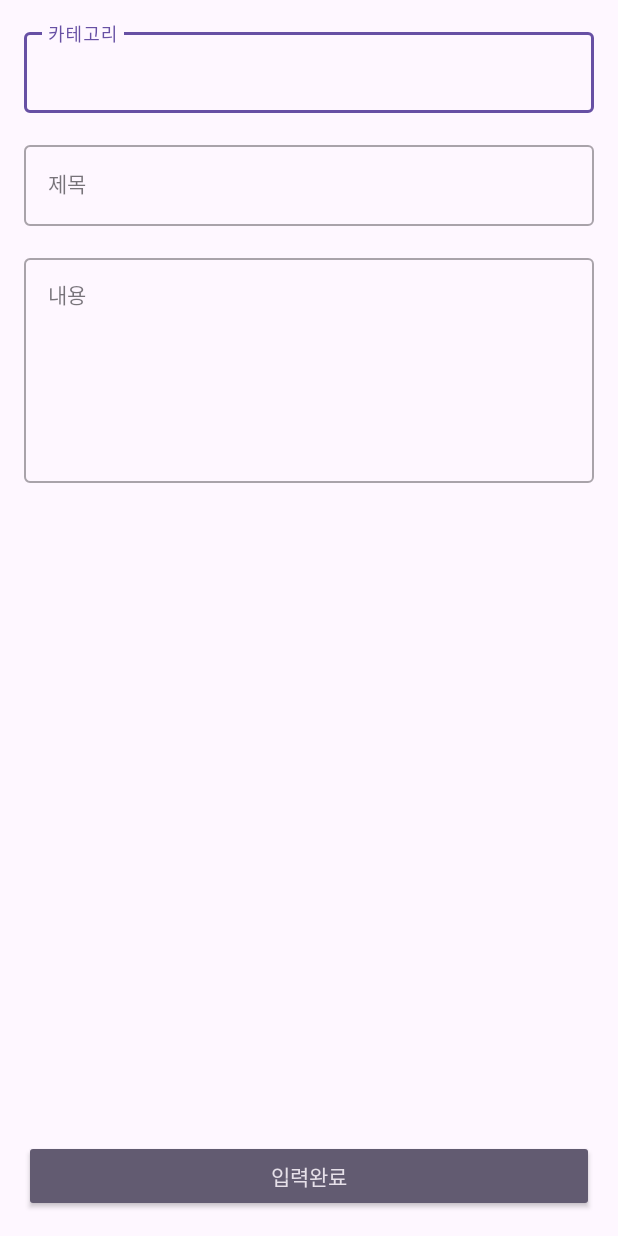
After one commit to mrohseungjun/BlindeApp, an Android app: the InputActivity screen opened directly, with no data from a screen before it, on a phone screen of 412 x 824 dp. The commit adds this screen. Run offline under Robolectric (Android 15) with nearby library versions, the phone set to English and light mode, and no system bars; our stand-ins replace Dagger/Hilt's generated code, data binding.

Commit message:
feat : 블라인드 글 저장하기, 수정하기 삭제하기

```diff
--- a/app/build.gradle
+++ b/app/build.gradle
@@ -7,12 +7,12 @@ plugins {
 
 android {
     namespace 'com.example.blindeapp'
-    compileSdk 33
+    compileSdk 34
 
     defaultConfig {
         applicationId "com.example.blindeapp"
         minSdk 28
-        targetSdk 33
+        targetSdk 34
         versionCode 1
         versionName "1.0"
 
@@ -56,7 +56,7 @@ dependencies {
 
     def room_version = "2.5.0"
     implementation "androidx.room:room-ktx:$room_version"
-    implementation "androidx.room:room-runtume:$room_version"
+    implementation "androidx.room:room-runtime:$room_version"
     annotationProcessor "androidx.room:room-compiler:$room_version"
     kapt "androidx.room:room-compiler:$room_version"
 
--- a/app/src/main/AndroidManifest.xml
+++ b/app/src/main/AndroidManifest.xml
@@ -2,6 +2,7 @@
 <manifest xmlns:android="http://schemas.android.com/apk/res/android"
     xmlns:tools="http://schemas.android.com/tools">
 
+    <uses-permission android:name="android.permission.INTERNET" />
     <application
         android:name=".HiltApplication"
         android:allowBackup="true"
@@ -12,6 +13,7 @@
         android:roundIcon="@mipmap/ic_launcher_round"
         android:supportsRtl="true"
         android:theme="@style/Theme.BlindeApp"
+        android:usesCleartextTraffic="true"
         tools:targetApi="31">
         <activity
             android:name=".presenter.ui.MainActivity"
@@ -22,6 +24,9 @@
                 <category android:name="android.intent.category.LAUNCHER" />
             </intent-filter>
         </activity>
+        <activity
+            android:name="com.example.blindeapp.presenter.ui.InputActivity"
+            android:windowSoftInputMode="adjustResize" />
     </application>
 
 </manifest>
--- a/app/src/main/java/com/example/blindeapp/di/RetrofitModule.kt
+++ b/app/src/main/java/com/example/blindeapp/di/RetrofitModule.kt
@@ -47,7 +47,7 @@ object RetrofitModule {
         gsonConverterFactory: GsonConverterFactory
     ): Retrofit {
         return Retrofit.Builder()
-            .baseUrl("http://192.168.31.16.3030/api/v1/fastcampus/chapter8")
+            .baseUrl("http://192.168.31.16:3030/api/v1/fastcampus/chapter8/")
             .addConverterFactory(gsonConverterFactory)
             .client(client.build())
             .build()
--- a/app/src/main/java/com/example/blindeapp/domain/model/Content.kt
+++ b/app/src/main/java/com/example/blindeapp/domain/model/Content.kt
@@ -11,5 +11,5 @@ data class Content(
     val createdDate: Date = Date(),
     val likeCount: Int = 0,
     val commentCount: Int = 0,
-    val viewCount: Int? = null
+    val viewCount: Int = 0,
 ) : Serializable
--- /dev/null
+++ b/app/src/main/java/com/example/blindeapp/domain/repository/ContentRepository.kt
@@ -0,0 +1,14 @@
+package com.example.blindeapp.domain.repository
+
+import com.example.blindeapp.domain.model.Content
+import kotlinx.coroutines.flow.Flow
+
+interface ContentRepository {
+
+    fun loadList() : Flow<List<Content>>
+    suspend fun save(item: Content) : Boolean
+
+    suspend fun update(item: Content) : Boolean
+
+    suspend fun delete(item: Content) : Boolean
+}
--- /dev/null
+++ b/app/src/main/java/com/example/blindeapp/domain/usecase/ContentUseCase.kt
@@ -0,0 +1,13 @@
+package com.example.blindeapp.domain.usecase
+
+import com.example.blindeapp.domain.model.Content
+import com.example.blindeapp.domain.repository.ContentRepository
+import javax.inject.Inject
+
+class ContentUseCase @Inject constructor(private val contentRepository: ContentRepository) {
+
+    fun loadList() = contentRepository.loadList()
+    suspend fun save(item:Content) = contentRepository.save(item)
+
+    suspend fun delete(item: Content) = contentRepository.delete(item)
+}
--- /dev/null
+++ b/app/src/main/java/com/example/blindeapp/presenter/ui/InputActivity.kt
@@ -0,0 +1,64 @@
+package com.example.blindeapp.presenter.ui
+
+import android.content.Context
+import android.content.Intent
+import android.os.Bundle
+import android.util.Log
+import android.widget.Toast
+import androidx.activity.viewModels
+import androidx.appcompat.app.AppCompatActivity
+import com.example.blindeapp.databinding.ActivityInputBinding
+import com.example.blindeapp.domain.model.Content
+import com.example.blindeapp.presenter.viewmodel.InputViewModel
+import dagger.hilt.android.AndroidEntryPoint
+
+
+@AndroidEntryPoint
+class InputActivity : AppCompatActivity() {
+
+    private lateinit var binding: ActivityInputBinding
+
+    private val viewModel: InputViewModel by viewModels()
+
+    override fun onCreate(savedInstanceState: Bundle?) {
+        super.onCreate(savedInstanceState)
+        binding = ActivityInputBinding.inflate(layoutInflater).apply {
+            setContentView(root)
+            lifecycleOwner = this@InputActivity
+            viewModel = this@InputActivity.viewModel
+        }
+        supportActionBar?.setDisplayHomeAsUpEnabled(true)
+
+        (intent.getSerializableExtra(ITEM) as? Content)?.let {
+            viewModel.initData(it)
+        }
+
+        observeViewModel()
+    }
+
+    override fun onSupportNavigateUp(): Boolean {
+        finish()
+        return true
+    }
+
+    private fun observeViewModel() {
+        viewModel.doneEvent.observe(this) {
+            Toast.makeText(this, it.second, Toast.LENGTH_SHORT).show()
+            if (it.first) {
+                finish()
+            }
+        }
+    }
+
+    companion object {
+        private const val ITEM = "item"
+
+        fun start(context: Context, item: Content? = null) {
+            Intent(context, InputActivity::class.java).apply  {
+                putExtra(ITEM, item)
+            }.run {
+                context.startActivity(this)
+            }
+        }
+    }
+}
--- /dev/null
+++ b/app/src/main/java/com/example/blindeapp/presenter/viewmodel/InputViewModel.kt
@@ -0,0 +1,58 @@
+package com.example.blindeapp.presenter.viewmodel
+
+import android.util.Log
+import androidx.lifecycle.LiveData
+import androidx.lifecycle.MutableLiveData
+import androidx.lifecycle.ViewModel
+import androidx.lifecycle.viewModelScope
+import com.example.blindeapp.domain.model.Content
+import com.example.blindeapp.domain.usecase.ContentUseCase
+import dagger.hilt.android.lifecycle.HiltViewModel
+import kotlinx.coroutines.Dispatchers
+import kotlinx.coroutines.launch
+import javax.inject.Inject
+
+@HiltViewModel
+class InputViewModel @Inject constructor(
+    private val contentUseCase: ContentUseCase
+) : ViewModel() {
+
+    private val _doneEvent = MutableLiveData<Pair<Boolean, String>>()
+    val doneEvent: LiveData<Pair<Boolean, String>> = _doneEvent
+
+    var category = MutableLiveData("")
+    var title = MutableLiveData("")
+    var content = MutableLiveData("")
+    private var item: Content? = null
+
+    fun initData(item: Content) {
+        this.item = item
+        category.value = item.category
+        title.value = item.title
+        content.value = item.content
+    }
+
+    fun insertData() {
+        val categoryValue = category.value
+        val titleValue = title.value
+        val contentValue = content.value
+        if (categoryValue.isNullOrBlank() ||
+            titleValue.isNullOrBlank() ||
+            contentValue.isNullOrBlank()
+        ) {
+            _doneEvent.value = Pair(false, "모든 항목을 입력하셔야 합니다.")
+            return
+        }
+        viewModelScope.launch(Dispatchers.IO) {
+            contentUseCase.save(
+                item?.copy(
+                    category = categoryValue,
+                    title = titleValue,
+                    content = contentValue,
+                ) ?: Content(category = categoryValue, title = titleValue, content = contentValue)
+            ).also {
+                _doneEvent.postValue(Pair(true, if (it as Boolean) "완료!" else "저장 할 수 없습니다."))
+            }
+        }
+    }
+}
--- a/app/src/main/java/com/example/blindeapp/util/DateUtil.kt
+++ b/app/src/main/java/com/example/blindeapp/util/DateUtil.kt
@@ -7,7 +7,7 @@ object DateUtil {
 
     val yyyy_MM_dd = SimpleDateFormat("yyyy.MM.dd")
     val dbDateFormat = SimpleDateFormat("yyyy-MM-dd'T'HH:mm:ss'Z'")
-    val serverDateFormat = SimpleDateFormat("yyyy-MM=dd'T'HH:mm:ss.SSS")
+    val serverDateFormat = SimpleDateFormat("yyyy-MM-dd'T'HH:mm:ss.SSS")
 
     fun convertPrintDateString(date: Date? = Date()) = yyyy_MM_dd.format(date)
 }
--- /dev/null
+++ b/app/src/main/res/layout/activity_input.xml
@@ -0,0 +1,102 @@
+<?xml version="1.0" encoding="utf-8"?>
+<layout xmlns:android="http://schemas.android.com/apk/res/android"
+    xmlns:app="http://schemas.android.com/apk/res-auto">
+
+    <data>
+
+        <variable
+            name="viewModel"
+            type="com.example.blindeapp.presenter.viewmodel.InputViewModel" />
+
+    </data>
+
+    <androidx.constraintlayout.widget.ConstraintLayout
+        android:layout_width="match_parent"
+        android:layout_height="match_parent"
+        android:padding="@dimen/padding">
+
+        <com.google.android.material.textfield.TextInputLayout
+            android:id="@+id/categoryTextLayoutInput"
+            style="@style/Widget.MaterialComponents.TextInputLayout.OutlinedBox"
+            android:layout_width="0dp"
+            android:layout_height="wrap_content"
+            app:layout_constraintEnd_toEndOf="parent"
+            app:layout_constraintStart_toStartOf="parent"
+            app:layout_constraintTop_toTopOf="parent">
+
+            <com.google.android.material.textfield.TextInputEditText
+                android:id="@+id/categoryEdit"
+                android:layout_width="match_parent"
+                android:layout_height="match_parent"
+                android:hint="카테고리"
+                android:imeOptions="actionNext"
+                android:inputType="text"
+                android:text="@={viewModel.category}"
+                android:textAppearance="@style/TextAppearance.App">
+
+                <requestFocus />
+            </com.google.android.material.textfield.TextInputEditText>
+        </com.google.android.material.textfield.TextInputLayout>
+
+        <com.google.android.material.textfield.TextInputLayout
+            android:id="@+id/titleTextLayoutInput"
+            style="@style/Widget.MaterialComponents.TextInputLayout.OutlinedBox"
+            android:layout_width="0dp"
+            android:layout_height="wrap_content"
+            android:layout_marginTop="@dimen/margin"
+            app:layout_constraintEnd_toEndOf="parent"
+            app:layout_constraintStart_toStartOf="parent"
+            app:layout_constraintTop_toBottomOf="@+id/categoryTextLayoutInput">
+
+            <com.google.android.material.textfield.TextInputEditText
+                android:id="@+id/titleEdit"
+                android:layout_width="match_parent"
+                android:layout_height="match_parent"
+                android:hint="제목"
+                android:imeOptions="actionNext"
+                android:inputType="text"
+
+                android:text="@={viewModel.title}"
+                android:textAppearance="@style/TextAppearance.App" />
+        </com.google.android.material.textfield.TextInputLayout>
+
+        <com.google.android.material.textfield.TextInputLayout
+            android:id="@+id/contentTextLayoutInput"
+            style="@style/Widget.MaterialComponents.TextInputLayout.OutlinedBox"
+            android:layout_width="0dp"
+            android:layout_height="wrap_content"
+            android:layout_marginTop="@dimen/margin"
+            app:layout_constraintEnd_toEndOf="parent"
+            app:layout_constraintStart_toStartOf="parent"
+            app:layout_constraintTop_toBottomOf="@+id/titleTextLayoutInput">
+
+            <com.google.android.material.textfield.TextInputEditText
+                android:id="@+id/contentEdit"
+                android:layout_width="match_parent"
+                android:layout_height="match_parent"
+                android:gravity="top"
+                android:hint="내용"
+                android:imeOptions="actionNext"
+                android:inputType="textMultiLine"
+                android:minHeight="150dp"
+                android:text="@={viewModel.content}"
+                android:textAppearance="@style/TextAppearance.App" />
+        </com.google.android.material.textfield.TextInputLayout>
+
+        <androidx.appcompat.widget.AppCompatButton
+            android:id="@+id/confirmButton"
+            style="@style/Widget.AppCompat.Button.Colored"
+            android:layout_width="0dp"
+            android:layout_height="wrap_content"
+            android:paddingStart="@dimen/padding"
+            android:paddingTop="@dimen/padding_small"
+            android:paddingEnd="@dimen/padding"
+            android:paddingBottom="@dimen/padding_small"
+            android:text="입력완료"
+            android:onClick="@{() -> viewModel.insertData()}"
+            app:layout_constraintBottom_toBottomOf="parent"
+            app:layout_constraintEnd_toEndOf="parent"
+            app:layout_constraintStart_toStartOf="parent" />
+
+    </androidx.constraintlayout.widget.ConstraintLayout>
+</layout>
--- a/build.gradle
+++ b/build.gradle
@@ -2,7 +2,7 @@
 plugins {
     id 'com.android.application' version '8.1.3' apply false
     id 'com.android.library' version '7.3.1' apply false
-    id 'org.jetbrains.kotlin.android' version '1.9.0' apply false
+    id 'org.jetbrains.kotlin.android' version '1.7.20' apply false
     id 'com.google.dagger.hilt.android' version '2.44.2' apply false
 
 }
```
Also changed, not shown: app/src/main/java/com/example/blindeapp/data/model/ContentMapper.kt (added, +62 -0 lines), app/src/main/java/com/example/blindeapp/data/repository/ContentRepositoryImpl.kt (added, +79 -0 lines), app/src/main/java/com/example/blindeapp/data/source/remote/api/ContentService.kt (+5 -5 lines), app/src/main/java/com/example/blindeapp/di/DataBaseModule.kt (+6 -5 lines), app/src/main/java/com/example/blindeapp/di/RepositoryModule.kt (added, +23 -0 lines), app/src/main/java/com/example/blindeapp/presenter/ui/MainActivity.kt (+52 -13 lines), app/src/main/java/com/example/blindeapp/presenter/viewmodel/MainViewModel.kt (added, +39 -0 lines).
